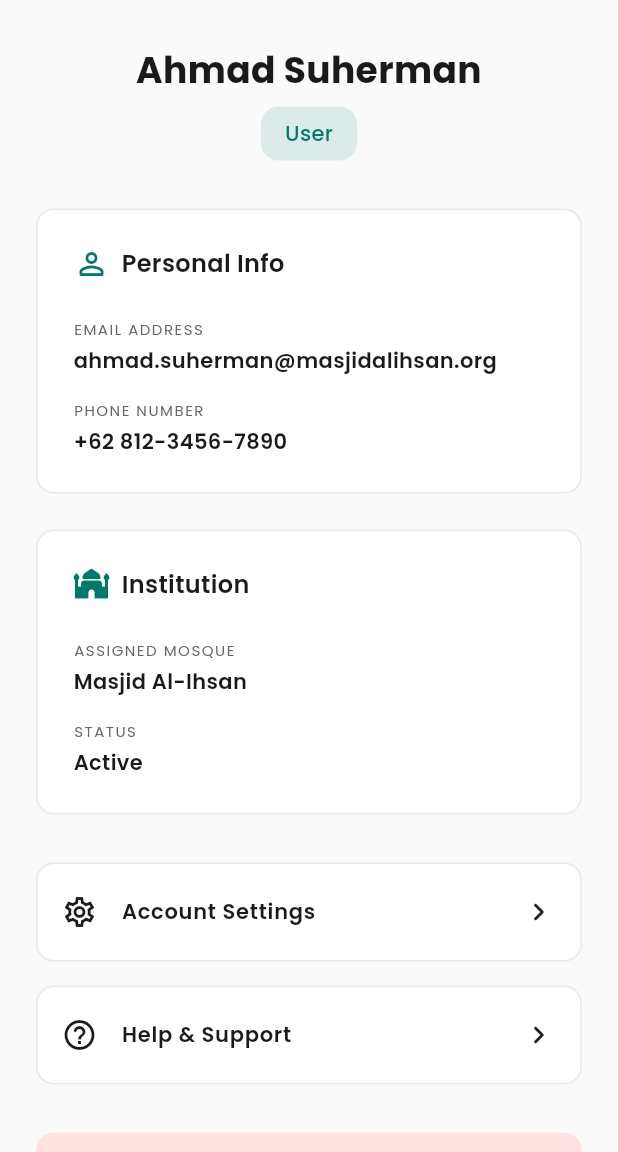
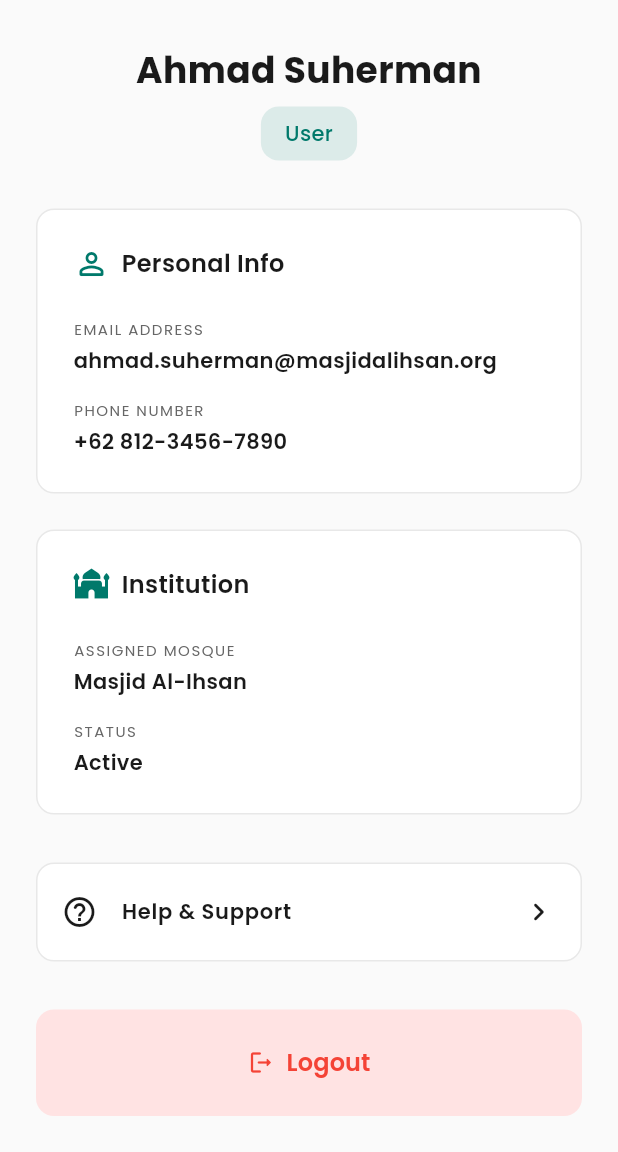
Before and after one commit to ahmaddzidnii/kurbankit-uas-kelompok-ppb, a Flutter app: the MosqueProfilePage screen opened by its route, scrolled down 171 dp, on a phone screen of 412 x 824 dp, the part 84-1236 px from its top. Run offline on Flutter 3.47's test engine with Material 3 defaults, Android fonts, the phone set to English and light mode, and no system bars; our stand-ins replace dio, flutter_secure_storage, get_it, package_info_plus, shared_preferences; accounts and stored records are empty.

```diff
--- a/lib/presentation/mosque_dashboard/pages/profile/mosque_profile_page.dart
+++ b/lib/presentation/mosque_dashboard/pages/profile/mosque_profile_page.dart
@@ -168,12 +168,6 @@ class MosqueProfilePage extends StatelessWidget {
               ),
               const SizedBox(height: AppSpacing.xl),
               _buildNavTile(
-                icon: Icons.settings_outlined,
-                title: 'Account Settings',
-                onTap: () => Navigator.pop(context),
-              ),
-              const SizedBox(height: AppSpacing.md),
-              _buildNavTile(
                 icon: Icons.help_outline_rounded,
                 title: 'Help & Support',
                 onTap: () {},
```
Also changed, not shown: lib/presentation/mosque_dashboard/pages/dashboard/admin_home_page.dart (+9 -0 lines).
